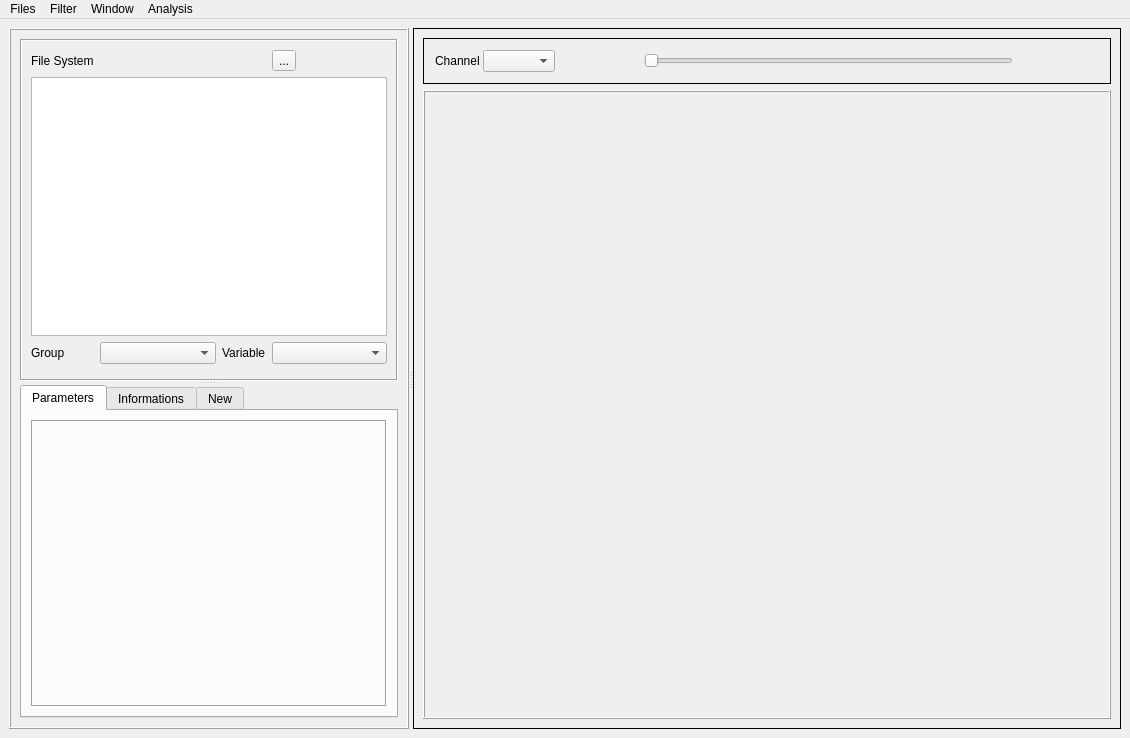
anaisalexia/EMGExplorer, file hdemg_viewer_exemple/Qt_creator/EMGExplorer_qt/EMGExplorer_mainwindow_base.ui: the form before one commit.
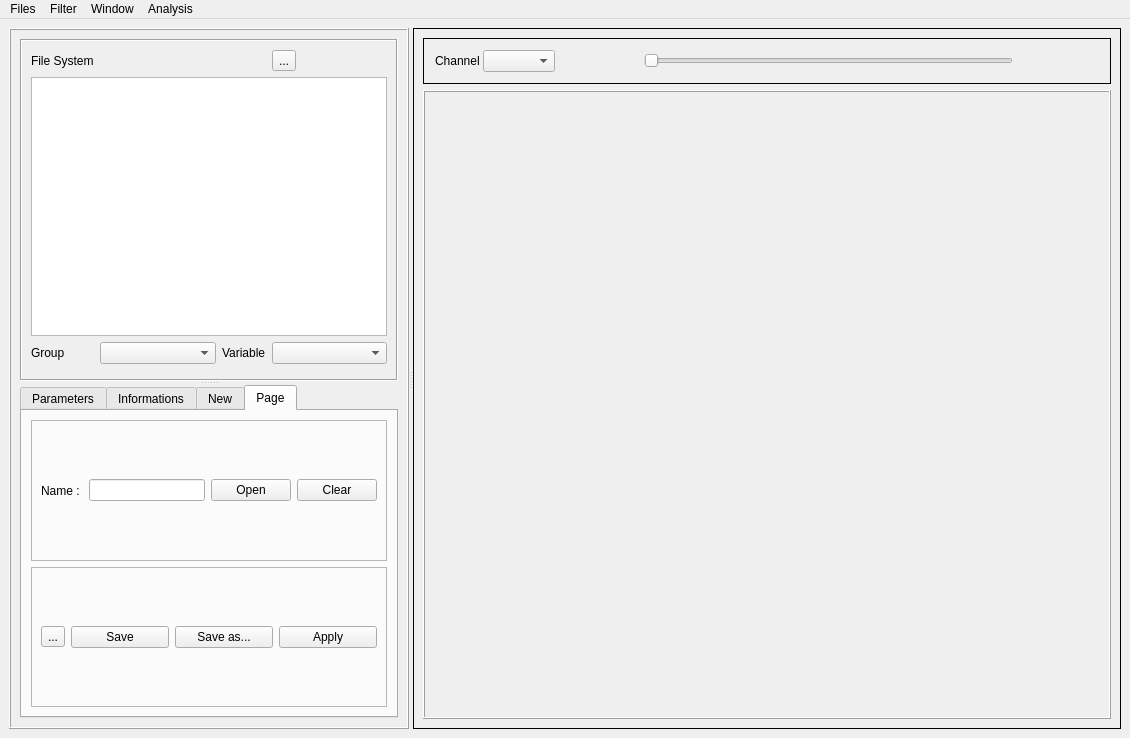
The form after the commit. Icons and pictures are not drawn.

```diff
--- a/hdemg_viewer_exemple/Qt_creator/EMGExplorer_qt/EMGExplorer_mainwindow_base.ui
+++ b/hdemg_viewer_exemple/Qt_creator/EMGExplorer_qt/EMGExplorer_mainwindow_base.ui
@@ -170,7 +170,7 @@
             </sizepolicy>
            </property>
            <property name="currentIndex">
-            <number>0</number>
+            <number>3</number>
            </property>
            <widget class="QWidget" name="tab_3">
             <attribute name="title">
@@ -266,6 +266,95 @@
              </item>
             </layout>
            </widget>
+           <widget class="QWidget" name="tab">
+            <attribute name="title">
+             <string>Page</string>
+            </attribute>
+            <layout class="QVBoxLayout" name="verticalLayout_4">
+             <item>
+              <widget class="QFrame" name="frame_2">
+               <property name="frameShape">
+                <enum>QFrame::StyledPanel</enum>
+               </property>
+               <property name="frameShadow">
+                <enum>QFrame::Raised</enum>
+               </property>
+               <layout class="QHBoxLayout" name="horizontalLayout_3">
+                <item>
+                 <widget class="QLabel" name="label">
+                  <property name="text">
+                   <string>Name : </string>
+                  </property>
+                 </widget>
+                </item>
+                <item>
+                 <widget class="QLineEdit" name="lineEdit"/>
+                </item>
+                <item>
+                 <widget class="QPushButton" name="button_openJson">
+                  <property name="text">
+                   <string>Open</string>
+                  </property>
+                 </widget>
+                </item>
+                <item>
+                 <widget class="QPushButton" name="button_clearFilter">
+                  <property name="text">
+                   <string>Clear</string>
+                  </property>
+                 </widget>
+                </item>
+               </layout>
+              </widget>
+             </item>
+             <item>
+              <layout class="QVBoxLayout" name="layout_setting"/>
+             </item>
+             <item>
+              <layout class="QVBoxLayout" name="layout_expComboBox"/>
+             </item>
+             <item>
+              <widget class="QFrame" name="frame">
+               <property name="frameShape">
+                <enum>QFrame::StyledPanel</enum>
+               </property>
+               <property name="frameShadow">
+                <enum>QFrame::Raised</enum>
+               </property>
+               <layout class="QHBoxLayout" name="horizontalLayout">
+                <item>
+                 <widget class="QToolButton" name="toolButto_Filter">
+                  <property name="text">
+                   <string>...</string>
+                  </property>
+                 </widget>
+                </item>
+                <item>
+                 <widget class="QPushButton" name="button_saveFilter">
+                  <property name="text">
+                   <string>Save</string>
+                  </property>
+                 </widget>
+                </item>
+                <item>
+                 <widget class="QPushButton" name="button_saveFilterAs">
+                  <property name="text">
+                   <string>Save as...</string>
+                  </property>
+                 </widget>
+                </item>
+                <item>
+                 <widget class="QPushButton" name="button_apply">
+                  <property name="text">
+                   <string>Apply</string>
+                  </property>
+                 </widget>
+                </item>
+               </layout>
+              </widget>
+             </item>
+            </layout>
+           </widget>
           </widget>
          </widget>
         </item>
```
Left out of the diff: 32 changed lines with no effect on the pictures.
